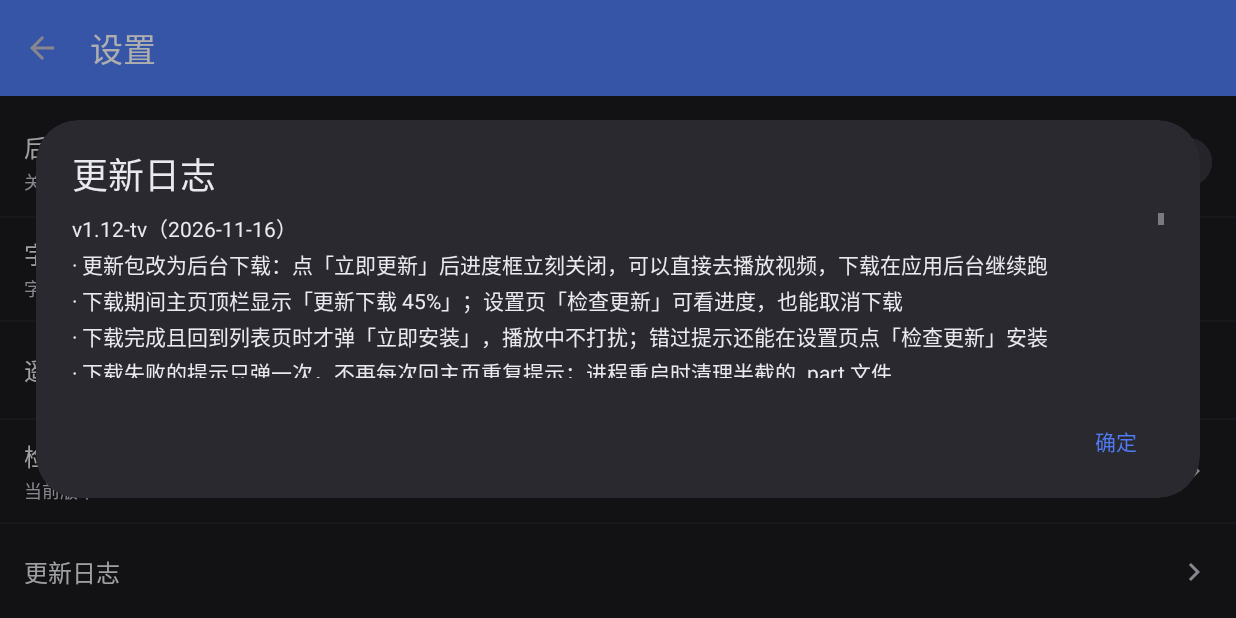
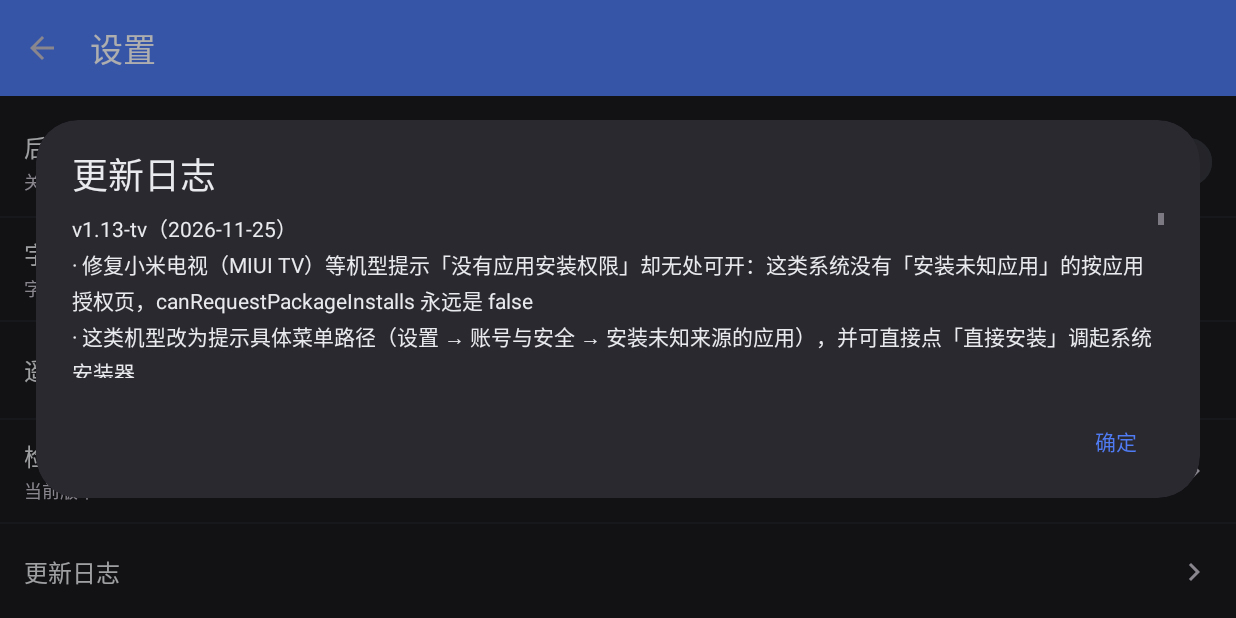
Before and after one commit to zero6363/smbPlayerTV, an Android app: the SettingsActivity screen opened directly, with no data from a screen before it, after a tap on "更新日志", on a phone screen of 824 x 412 dp (held sideways). Run offline under Robolectric (Android 15) with nearby library versions, the phone set to English and light mode, and no system bars; 3 other taps on this screen came first.

Commit message:
v1.13-tv: 修复小米电视（MIUI TV）无安装权限页导致更新装不了

```diff
--- a/app/build.gradle.kts
+++ b/app/build.gradle.kts
@@ -24,8 +24,8 @@ android {
         // TV 盒子普遍是老系统：最低支持 Android 5.0（API 21）
         minSdk = 21
         targetSdk = 35
-        versionCode = 13
-        versionName = "1.12-tv"
+        versionCode = 14
+        versionName = "1.13-tv"
     }
 
     signingConfigs {
--- a/app/src/main/java/com/smbplayer/tv/util/Changelog.kt
+++ b/app/src/main/java/com/smbplayer/tv/util/Changelog.kt
@@ -16,6 +16,15 @@ data class ChangelogEntry(
 object Changelog {
 
     val releases: List<ChangelogEntry> = listOf(
+        ChangelogEntry(
+            version = "1.13-tv",
+            date = "2026-11-25",
+            lines = listOf(
+                "修复小米电视（MIUI TV）等机型提示「没有应用安装权限」却无处可开：这类系统没有「安装未知应用」的按应用授权页，canRequestPackageInstalls 永远是 false",
+                "这类机型改为提示具体菜单路径（设置 → 账号与安全 → 安装未知来源的应用），并可直接点「直接安装」调起系统安装器",
+                "应用内新增「打开设置」入口；授权页可打开的机型，去设置开完权限返回后会自动继续安装，不用再点一次「检查更新」",
+            ),
+        ),
         ChangelogEntry(
             version = "1.12-tv",
             date = "2026-11-16",
--- a/app/src/main/res/values/strings.xml
+++ b/app/src/main/res/values/strings.xml
@@ -174,8 +174,12 @@
     <string name="update_download_cancelled">已取消下载</string>
     <string name="update_download_failed">下载失败：%1$s</string>
     <string name="update_permission_title">需要允许安装应用</string>
-    <string name="update_permission_message">系统默认不允许「%1$s」自行安装更新。\n请在接下来的设置页里允许本应用安装应用，返回后再点一次「检查更新」即可继续（安装包已下载好，不会重复下载）。</string>
+    <string name="update_permission_message">系统不允许「%1$s」自行安装更新。\n请在接下来的设置页里允许「安装未知应用」，返回后会自动继续安装（安装包已下载好，不会重复下载）。</string>
+    <string name="update_permission_message_tv">当前系统没有「安装未知应用」的按应用授权页（小米电视等机型如此），只有一个系统级开关。\n请用遥控器打开：设置 → 账号与安全 → 安装未知来源的应用\n（新版系统：设置 → 隐私与安全 → 未知来源应用安装）\n打开后点「直接安装」；若仍被系统拦下，按电视上的提示再打开一次开关。</string>
     <string name="update_permission_open">去设置</string>
+    <string name="update_permission_try_install">直接安装</string>
+    <string name="update_permission_system_settings">打开设置</string>
+    <string name="update_permission_not_found">没找到系统的安装权限页，请手动到「设置 → 账号与安全」打开「安装未知来源的应用」</string>
     <string name="update_installing">已调起安装，请用遥控器确认</string>
     <string name="update_install_failed">无法调起安装器，请确认系统允许安装应用</string>
     <string name="settings_update_version">当前版本 v%1$s</string>
```
Also changed, not shown: app/src/main/java/com/smbplayer/tv/update/UpdateFlow.kt (+80 -16 lines), app/src/main/java/com/smbplayer/tv/update/UpdateInstaller.kt (+66 -9 lines), 1 other file.
